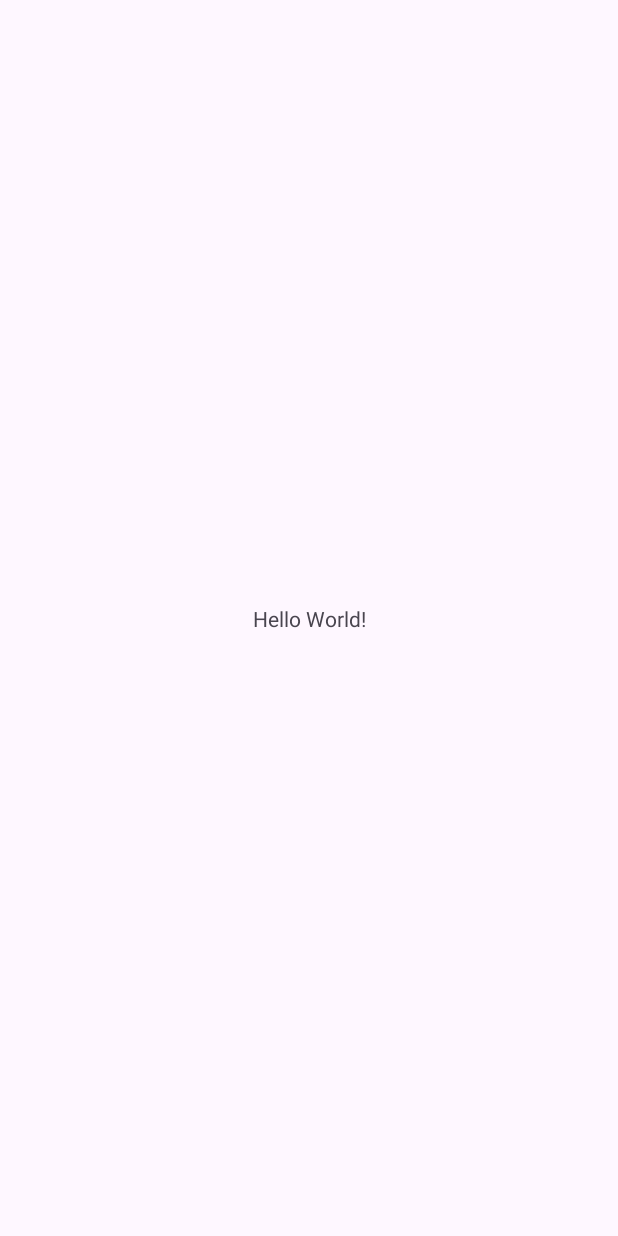
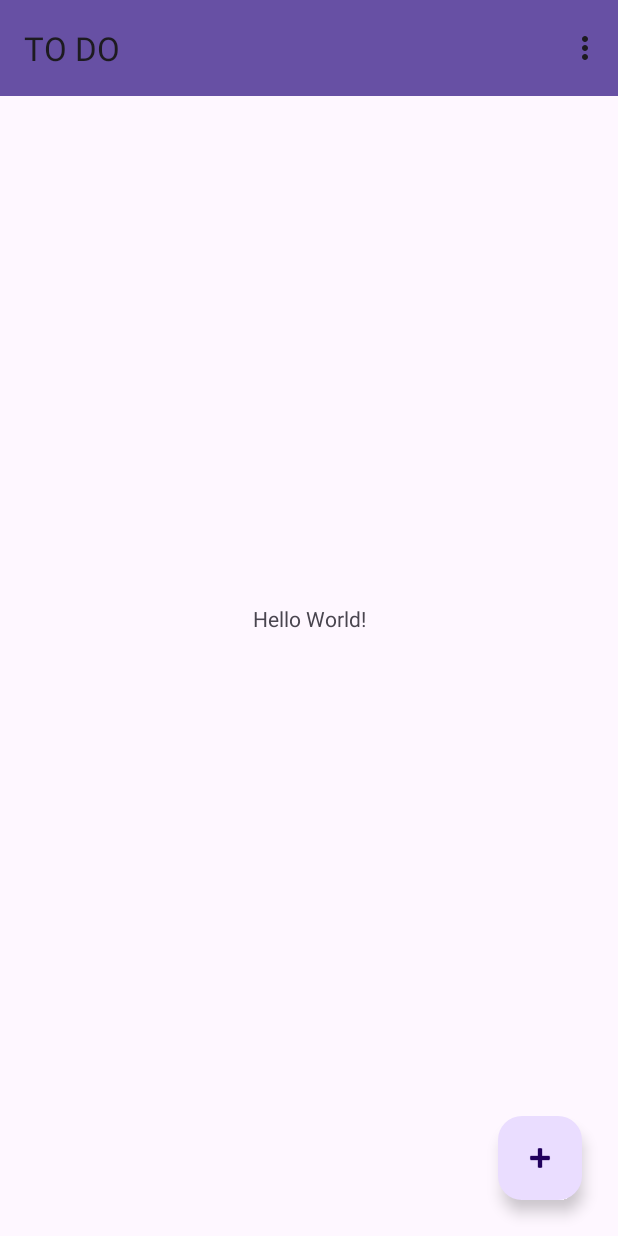
Before and after one commit to TomekP00/ToDoAndroid, an Android app: the screen it shows after launch (MainActivity), on a phone screen of 412 x 824 dp. Before the commit the screen is almost empty. Run offline under Robolectric (Android 15) with nearby library versions, the phone set to English and light mode, and no system bars.

```diff
--- a/app/build.gradle
+++ b/app/build.gradle
@@ -31,7 +31,7 @@ android {
 dependencies {
 
     implementation 'androidx.appcompat:appcompat:1.6.1'
-    implementation 'com.google.android.material:material:1.5.0'
+    implementation 'com.google.android.material:material:1.9.0'
     implementation 'androidx.constraintlayout:constraintlayout:2.1.4'
     testImplementation 'junit:junit:4.13.2'
     androidTestImplementation 'androidx.test.ext:junit:1.1.5'
--- a/app/src/main/AndroidManifest.xml
+++ b/app/src/main/AndroidManifest.xml
@@ -13,6 +13,10 @@
         android:theme="@style/Theme.Pumtodo"
         tools:targetApi="31">
         <activity
+            android:name=".AddTodoActivity"
+            android:exported="false"
+            android:parentActivityName=".MainActivity" />
+        <activity
             android:name=".MainActivity"
             android:exported="true">
             <intent-filter>
--- a/app/src/main/java/com/example/pum_todo/MainActivity.java
+++ b/app/src/main/java/com/example/pum_todo/MainActivity.java
@@ -1,14 +1,56 @@
 package com.example.pum_todo;
 
+import androidx.annotation.NonNull;
 import androidx.appcompat.app.AppCompatActivity;
 
+import android.content.Intent;
+import android.database.sqlite.SQLiteDatabase;
 import android.os.Bundle;
+import android.view.Menu;
+import android.view.MenuInflater;
+import android.view.MenuItem;
+import android.view.View;
+
+import com.google.android.material.floatingactionbutton.FloatingActionButton;
 
 public class MainActivity extends AppCompatActivity {
+
+    private DBHelper dbHelper;
+    private FloatingActionButton addTodoBtn;
 
     @Override
     protected void onCreate(Bundle savedInstanceState) {
         super.onCreate(savedInstanceState);
         setContentView(R.layout.activity_main);
+
+        setSupportActionBar(findViewById(R.id.toolbar));
+
+        addTodoBtn = findViewById(R.id.floatingActionButton);
+
+//        dbHelper = new DBHelper(this);
+
+        addTodoBtn.setOnClickListener(new View.OnClickListener() {
+            @Override
+            public void onClick(View view) {
+                openTodoActivity();
+            }
+        });
+    }
+
+    private void openTodoActivity() {
+        Intent intent = new Intent(this, AddTodoActivity.class);
+        startActivity(intent);
+    }
+
+    @Override
+    public boolean onCreateOptionsMenu(Menu menu) {
+        MenuInflater inflater = getMenuInflater();
+        inflater.inflate(R.menu.main, menu);
+        return true;
+    }
+
+    @Override
+    public boolean onOptionsItemSelected(@NonNull MenuItem item) {
+        return super.onOptionsItemSelected(item);
     }
 }
--- a/app/src/main/res/layout/activity_main.xml
+++ b/app/src/main/res/layout/activity_main.xml
@@ -7,6 +7,7 @@
     tools:context=".MainActivity">
 
     <TextView
+        android:id="@+id/textView"
         android:layout_width="wrap_content"
         android:layout_height="wrap_content"
         android:text="Hello World!"
@@ -15,4 +16,27 @@
         app:layout_constraintStart_toStartOf="parent"
         app:layout_constraintTop_toTopOf="parent" />
 
+    <androidx.appcompat.widget.Toolbar
+        android:id="@+id/toolbar"
+        android:layout_width="0dp"
+        android:layout_height="wrap_content"
+        android:background="?attr/colorPrimary"
+        android:minHeight="?attr/actionBarSize"
+        android:theme="?attr/actionBarTheme"
+        app:layout_constraintEnd_toEndOf="parent"
+        app:layout_constraintStart_toStartOf="parent"
+        app:layout_constraintTop_toTopOf="parent" />
+
+    <com.google.android.material.floatingactionbutton.FloatingActionButton
+        android:id="@+id/floatingActionButton"
+        android:layout_width="wrap_content"
+        android:layout_height="wrap_content"
+        android:layout_marginEnd="24dp"
+        android:layout_marginBottom="24dp"
+        android:clickable="true"
+        app:layout_constraintBottom_toBottomOf="parent"
+        app:layout_constraintEnd_toEndOf="parent"
+        app:srcCompat="@android:drawable/ic_input_add" />
+
+
 </androidx.constraintlayout.widget.ConstraintLayout>
--- /dev/null
+++ b/app/src/main/res/menu/main.xml
@@ -0,0 +1,9 @@
+<?xml version="1.0" encoding="utf-8"?>
+<menu xmlns:android="http://schemas.android.com/apk/res/android">
+    <item
+        android:id="@+id/new_game"
+        android:title="@string/item1" />
+    <item
+        android:id="@+id/help"
+        android:title="@string/item2" />
+</menu>
--- a/app/src/main/res/values/strings.xml
+++ b/app/src/main/res/values/strings.xml
@@ -1,3 +1,8 @@
 <resources>
-    <string name="app_name">Pum-todo</string>
+    <string name="app_name">TO DO</string>
+    <string name="item1">Ukończone</string>
+    <string name="item2">Nie ukończone</string>
+    <string name="todoTitleHint">Tytuł</string>
+    <string name="todoTitleNote">Notatka</string>
+    <string name="todoTitleDate">Data</string>
 </resources>
```
Also changed, not shown: app/src/main/java/com/example/pum_todo/AddTodoActivity.java (added, +56 -0 lines), app/src/main/java/com/example/pum_todo/DBHelper.java (added, +37 -0 lines), app/src/main/java/com/example/pum_todo/Todo.java (added, +16 -0 lines), app/src/main/res/drawable/calendar.xml (added, +9 -0 lines), app/src/main/res/layout/activity_add_todo.xml (added, +95 -0 lines).
